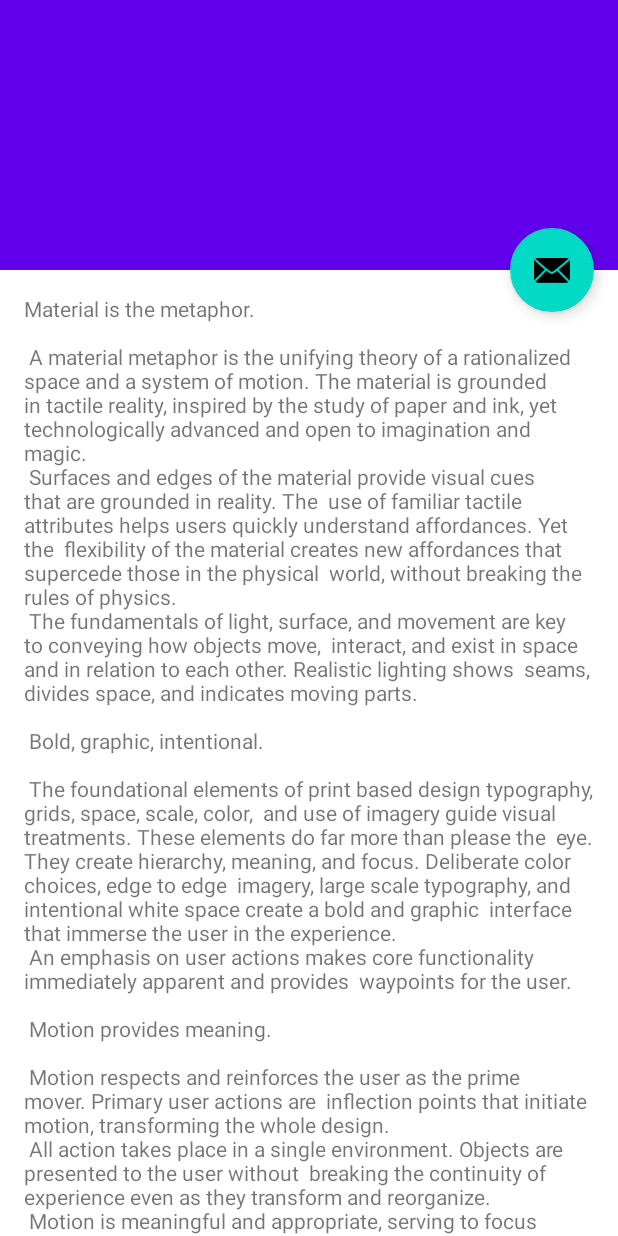
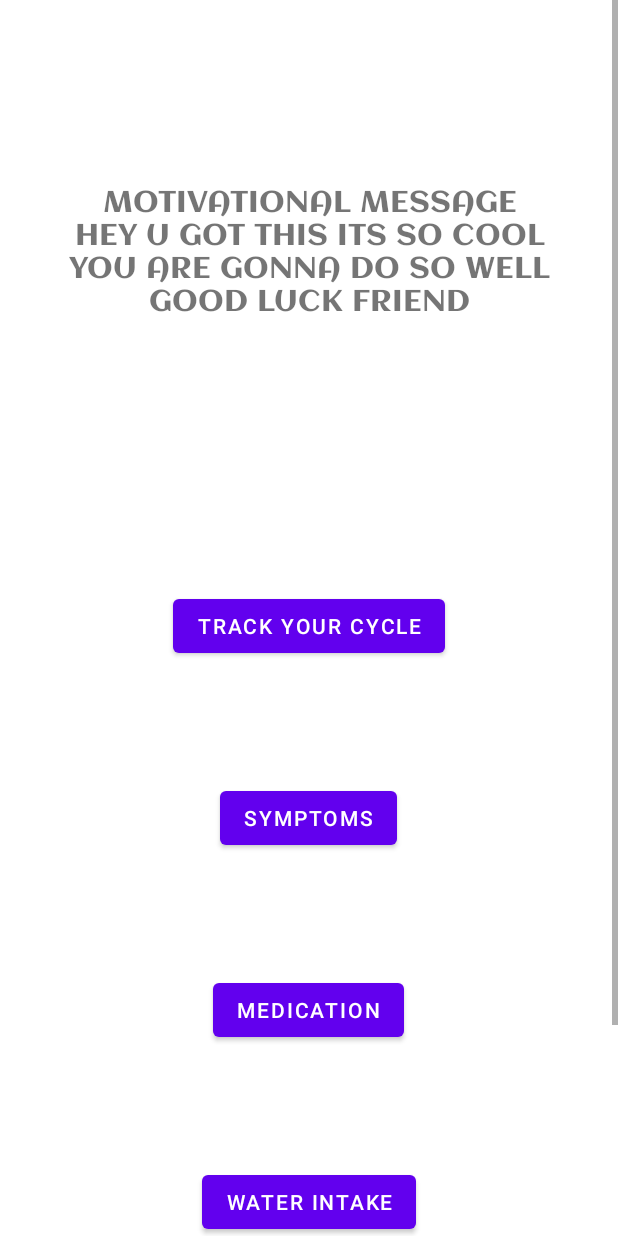
Before and after one commit to danisaba/WicHacks, an Android app: the layout activity_scrolling.xml on its own in the app's theme, with its tools: preview values and no code run, on a phone screen of 412 x 824 dp. Run offline under Robolectric (Android 15) with nearby library versions, the phone set to English and light mode, and no system bars.

Commit message:
Base page functionality completed

```diff
--- a/app/src/main/java/com/example/wichacks/ScrollingActivity.kt
+++ b/app/src/main/java/com/example/wichacks/ScrollingActivity.kt
@@ -18,13 +18,6 @@ class ScrollingActivity : AppCompatActivity() {
 
         binding = ActivityScrollingBinding.inflate(layoutInflater)
         setContentView(binding.root)
-
-        setSupportActionBar(findViewById(R.id.toolbar))
-        binding.toolbarLayout.title = title
-        binding.fab.setOnClickListener { view ->
-            Snackbar.make(view, "Replace with your own action", Snackbar.LENGTH_LONG)
-                    .setAction("Action", null).show()
-        }
     }
 
     override fun onCreateOptionsMenu(menu: Menu): Boolean {
--- a/app/src/main/res/layout-w1240dp/content_scrolling.xml
+++ /dev/null
@@ -1,18 +0,0 @@
-<?xml version="1.0" encoding="utf-8"?>
-<androidx.core.widget.NestedScrollView xmlns:android="http://schemas.android.com/apk/res/android"
-    xmlns:app="http://schemas.android.com/apk/res-auto"
-    xmlns:tools="http://schemas.android.com/tools"
-    android:layout_width="match_parent"
-    android:layout_height="match_parent"
-    app:layout_behavior="@string/appbar_scrolling_view_behavior"
-    tools:context=".ScrollingActivity"
-    tools:showIn="@layout/activity_scrolling">
-
-    <TextView
-        android:layout_width="wrap_content"
-        android:layout_height="wrap_content"
-        android:layout_marginStart="200dp"
-        android:layout_marginTop="48dp"
-        android:layout_marginEnd="200dp"
-        android:text="@string/large_text" />
-</androidx.core.widget.NestedScrollView>
--- a/app/src/main/res/layout-w936dp/content_scrolling.xml
+++ /dev/null
@@ -1,24 +0,0 @@
-<?xml version="1.0" encoding="utf-8"?>
-<androidx.constraintlayout.widget.ConstraintLayout xmlns:android="http://schemas.android.com/apk/res/android"
-    xmlns:app="http://schemas.android.com/apk/res-auto"
-    xmlns:tools="http://schemas.android.com/tools"
-    android:layout_width="match_parent"
-    android:layout_height="match_parent"
-    app:layout_behavior="@string/appbar_scrolling_view_behavior"
-    tools:context=".ScrollingActivity"
-    tools:showIn="@layout/activity_scrolling">
-
-    <androidx.core.widget.NestedScrollView
-        android:layout_width="840dp"
-        android:layout_height="match_parent"
-        app:layout_constraintEnd_toEndOf="parent"
-        app:layout_constraintStart_toStartOf="parent"
-        app:layout_constraintTop_toTopOf="parent">
-
-        <TextView
-            android:layout_width="wrap_content"
-            android:layout_height="wrap_content"
-            android:layout_marginTop="48dp"
-            android:text="@string/large_text" />
-    </androidx.core.widget.NestedScrollView>
-</androidx.constraintlayout.widget.ConstraintLayout>
--- a/app/src/main/res/layout/activity_scrolling.xml
+++ b/app/src/main/res/layout/activity_scrolling.xml
@@ -1,48 +1,83 @@
 <?xml version="1.0" encoding="utf-8"?>
-<androidx.coordinatorlayout.widget.CoordinatorLayout xmlns:android="http://schemas.android.com/apk/res/android"
+
+<ScrollView xmlns:android="http://schemas.android.com/apk/res/android"
     xmlns:app="http://schemas.android.com/apk/res-auto"
     xmlns:tools="http://schemas.android.com/tools"
-    android:layout_width="match_parent"
     android:layout_height="match_parent"
-    android:fitsSystemWindows="true"
-    tools:context=".ScrollingActivity">
+    android:layout_width="match_parent">
 
-    <com.google.android.material.appbar.AppBarLayout
-        android:id="@+id/app_bar"
+    <androidx.constraintlayout.widget.ConstraintLayout
         android:layout_width="match_parent"
-        android:layout_height="@dimen/app_bar_height"
-        android:fitsSystemWindows="true"
-        android:theme="@style/Theme.WicHacks.AppBarOverlay">
+        android:layout_height="wrap_content"
+        android:padding="40dp"
+        tools:context=".ScrollingActivity">
 
-        <com.google.android.material.appbar.CollapsingToolbarLayout
-            android:id="@+id/toolbar_layout"
-            style="@style/Widget.MaterialComponents.Toolbar.Primary"
-            android:layout_width="match_parent"
-            android:layout_height="match_parent"
-            android:fitsSystemWindows="true"
-            app:contentScrim="?attr/colorPrimary"
-            app:layout_scrollFlags="scroll|exitUntilCollapsed"
-            app:toolbarId="@+id/toolbar">
+        <TextView
+            android:id="@+id/textView3"
+            android:layout_width="wrap_content"
+            android:layout_height="wrap_content"
+            android:layout_marginTop="80dp"
+            android:fontFamily="@font/aclonica"
+            android:text="MOTIVATIONAL MESSAGE HEY U GOT THIS ITS SO COOL YOU ARE GONNA DO SO WELL GOOD LUCK FRIEND"
+            android:textAlignment="center"
+            android:textSize="20sp"
+            app:layout_constraintEnd_toEndOf="parent"
+            app:layout_constraintStart_toStartOf="parent"
+            app:layout_constraintTop_toTopOf="parent" />
 
-            <androidx.appcompat.widget.Toolbar
-                android:id="@+id/toolbar"
-                android:layout_width="match_parent"
-                android:layout_height="?attr/actionBarSize"
-                app:layout_collapseMode="pin"
-                app:popupTheme="@style/Theme.WicHacks.PopupOverlay" />
+        <Button
+            android:id="@+id/button2"
+            android:layout_width="wrap_content"
+            android:layout_height="wrap_content"
+            android:text="Track Your Cycle"
+            app:layout_constraintEnd_toEndOf="parent"
+            android:layout_marginTop="180dp"
+            app:layout_constraintHorizontal_bias="0.498"
+            app:layout_constraintStart_toStartOf="parent"
+            app:layout_constraintTop_toBottomOf="@id/textView3"/>
 
-        </com.google.android.material.appbar.CollapsingToolbarLayout>
-    </com.google.android.material.appbar.AppBarLayout>
+        <Button
+            android:id="@+id/button3"
+            android:layout_width="wrap_content"
+            android:layout_height="wrap_content"
+            android:text="Symptoms"
+            app:layout_constraintEnd_toEndOf="parent"
+            android:layout_marginTop="80dp"
+            app:layout_constraintHorizontal_bias="0.498"
+            app:layout_constraintStart_toStartOf="parent"
+            app:layout_constraintTop_toBottomOf="@id/button2"/>
 
-    <include layout="@layout/content_scrolling" />
+        <Button
+            android:id="@+id/button4"
+            android:layout_width="wrap_content"
+            android:layout_height="wrap_content"
+            android:text="Medication"
+            android:layout_marginTop="80dp"
+            app:layout_constraintEnd_toEndOf="parent"
+            app:layout_constraintHorizontal_bias="0.498"
+            app:layout_constraintStart_toStartOf="parent"
+            app:layout_constraintTop_toBottomOf="@id/button3"/>
 
-    <com.google.android.material.floatingactionbutton.FloatingActionButton
-        android:id="@+id/fab"
-        android:layout_width="wrap_content"
-        android:layout_height="wrap_content"
-        android:layout_marginEnd="@dimen/fab_margin"
-        app:layout_anchor="@id/app_bar"
-        app:layout_anchorGravity="bottom|end"
-        app:srcCompat="@android:drawable/ic_dialog_email" />
+        <Button
+            android:id="@+id/button5"
+            android:layout_width="wrap_content"
+            android:layout_height="wrap_content"
+            android:text="Water Intake"
+            android:layout_marginTop="80dp"
+            app:layout_constraintEnd_toEndOf="parent"
+            app:layout_constraintStart_toStartOf="parent"
+            app:layout_constraintTop_toBottomOf="@id/button4"/>
 
-</androidx.coordinatorlayout.widget.CoordinatorLayout>
+        <Button
+            android:id="@+id/button6"
+            android:layout_width="wrap_content"
+            android:layout_height="wrap_content"
+            android:text="Give us Feedback"
+            android:layout_marginTop="80dp"
+            app:layout_constraintEnd_toEndOf="parent"
+            app:layout_constraintStart_toStartOf="parent"
+            app:layout_constraintTop_toBottomOf="@id/button5"/>
+    </androidx.constraintlayout.widget.ConstraintLayout>
+
+
+</ScrollView>
--- a/app/src/main/res/layout/content_scrolling.xml
+++ /dev/null
@@ -1,17 +0,0 @@
-<?xml version="1.0" encoding="utf-8"?>
-<androidx.core.widget.NestedScrollView xmlns:android="http://schemas.android.com/apk/res/android"
-    xmlns:app="http://schemas.android.com/apk/res-auto"
-    xmlns:tools="http://schemas.android.com/tools"
-    android:layout_width="match_parent"
-    android:layout_height="match_parent"
-    app:layout_behavior="@string/appbar_scrolling_view_behavior"
-    tools:context=".ScrollingActivity"
-    tools:showIn="@layout/activity_scrolling">
-
-    <TextView
-        android:layout_width="wrap_content"
-        android:layout_height="wrap_content"
-        android:layout_margin="@dimen/text_margin"
-        android:text="@string/large_text" />
-
-</androidx.core.widget.NestedScrollView>
```
Also changed, not shown: app/src/main/res/font/abril_fatface.ttf (added), app/src/main/res/font/aclonica.ttf (added).
